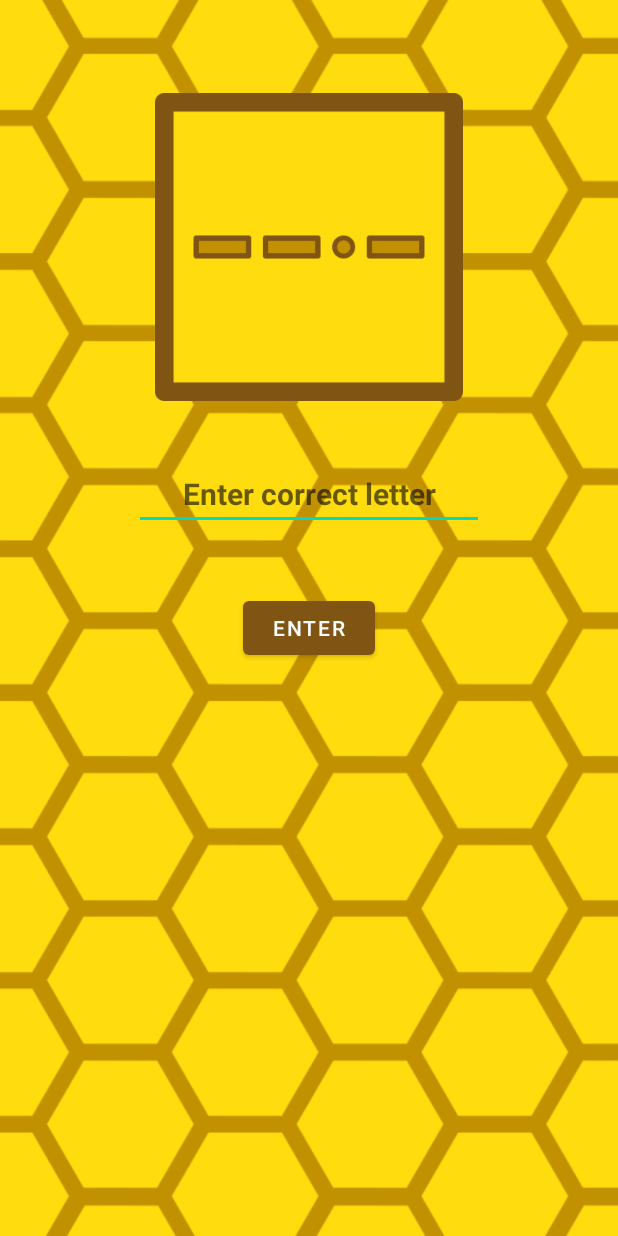
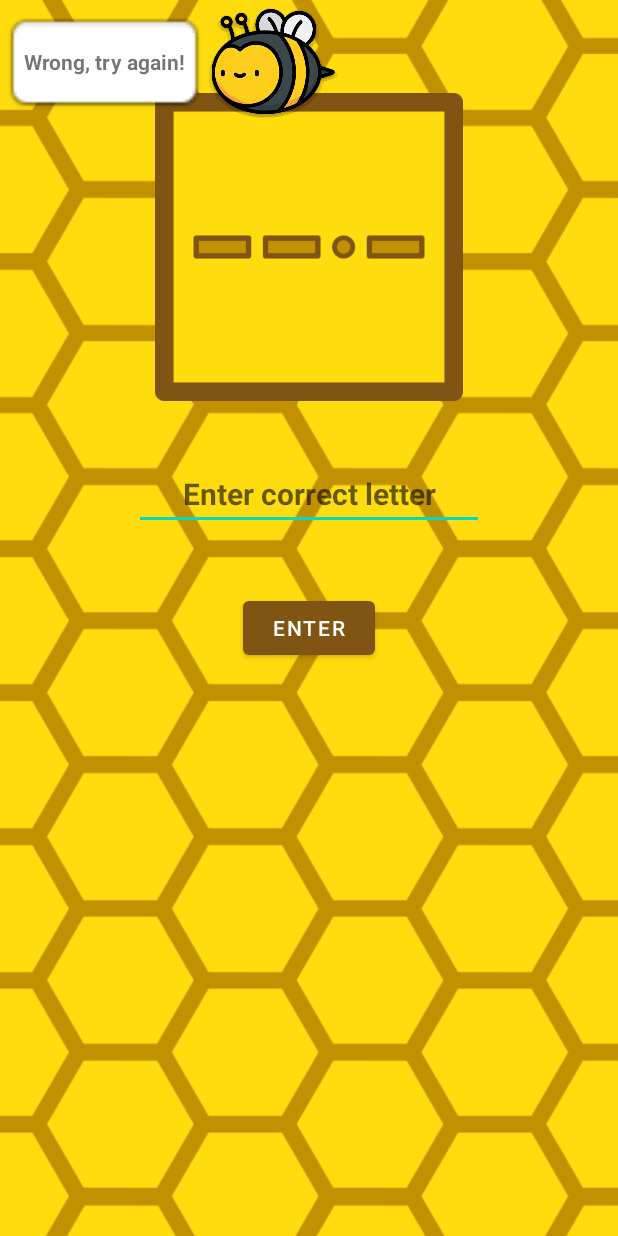
Before and after one commit to AdamBarvesten/MorseCode, an Android app: the MorseToLetterActivity screen opened directly, with no data from a screen before it, after a tap on "ENTER", on a phone screen of 412 x 824 dp. Run offline under Robolectric (Android 15) with nearby library versions, the light colour scheme and no system bars.

Commit message:
bee popup

```diff
--- a/app/src/main/java/com/example/morsecode/MorseToLetterActivity.java
+++ b/app/src/main/java/com/example/morsecode/MorseToLetterActivity.java
@@ -11,13 +11,18 @@ import android.media.MediaPlayer;
 import android.os.Bundle;
 import android.os.Vibrator;
 import android.text.Editable;
+import android.view.Gravity;
+import android.view.View;
+import android.view.ViewGroup;
 import android.widget.Button;
 import android.widget.EditText;
 import android.widget.ImageView;
+import android.widget.PopupWindow;
 import android.widget.TextView;
 import android.widget.Toast;
 
 import java.util.Objects;
+import java.util.Timer;
 
 public class MorseToLetterActivity extends AppCompatActivity {
 
@@ -82,13 +87,42 @@ public class MorseToLetterActivity extends AppCompatActivity {
 
     private void checkAnswer(Editable text) {
         if(randomLetter.equals(text.toString().toLowerCase())){
-            Toast.makeText(getApplicationContext(), "Correct!!", Toast.LENGTH_SHORT).show();
+            // Inflate the popup layout
+
+            View popupView = getLayoutInflater().inflate(R.layout.popup, null);
+
+// Create the PopupWindow
+            PopupWindow popupWindow = new PopupWindow(popupView,
+                    ViewGroup.LayoutParams.WRAP_CONTENT,
+                    ViewGroup.LayoutParams.WRAP_CONTENT);
+            popupWindow.showAtLocation(popupView, Gravity.TOP, 0, 0);
+            popupView.postDelayed(new Runnable(){
+                public void run()
+                {
+                    popupView.setVisibility(View.INVISIBLE);
+                }
+            }, 1500);
+
+
+           /* Toast.makeText(getApplicationContext(), "Correct!!", Toast.LENGTH_SHORT).show();*/
             generateRandomletter();
+
             mediaPlayerPositive.start();
             vibrator.vibrate(500);
             return;
         }
-        Toast.makeText(getApplicationContext(), "Wrong!!", Toast.LENGTH_SHORT).show();
+        View popupView = getLayoutInflater().inflate(R.layout.popup_wrong, null);
+        PopupWindow popupWindow = new PopupWindow(popupView,
+                ViewGroup.LayoutParams.WRAP_CONTENT,
+                ViewGroup.LayoutParams.WRAP_CONTENT);
+        popupWindow.showAtLocation(popupView, Gravity.TOP, 0, 0);
+        popupView.postDelayed(new Runnable(){
+            public void run()
+            {
+                popupView.setVisibility(View.INVISIBLE);
+            }
+        }, 1500);
+
         mediaPlayerNegative.start();
         vibrator.vibrate(100);
     }
--- a/app/src/main/res/layout/activity_morse_to_letter.xml
+++ b/app/src/main/res/layout/activity_morse_to_letter.xml
@@ -11,7 +11,9 @@
         android:layout_width="match_parent"
         android:layout_height="match_parent"
         android:scaleType="centerCrop"
-        android:src="@drawable/background" />
+        android:src="@drawable/background"
+        tools:layout_editor_absoluteX="38dp"
+        tools:layout_editor_absoluteY="60dp" />
 
     <TextView
         android:id="@+id/randomLetter"
@@ -64,5 +66,19 @@
         app:layout_constraintTop_toBottomOf="@+id/mainImage"
         app:layout_constraintVertical_bias="0.25" />
 
+    <View
+        android:id="@+id/toastView"
+        android:layout_width="173dp"
+        android:layout_height="86dp"
+        android:layout_marginStart="116dp"
+        android:layout_marginTop="0dp"
+        android:layout_marginBottom="0dp"
+        app:layout_constraintBottom_toBottomOf="parent"
+        app:layout_constraintEnd_toEndOf="parent"
+        app:layout_constraintHorizontal_bias="0.0"
+        app:layout_constraintStart_toStartOf="@+id/imageView"
+        app:layout_constraintTop_toTopOf="parent"
+        app:layout_constraintVertical_bias="0.06" />
+
 
 </androidx.constraintlayout.widget.ConstraintLayout>
--- /dev/null
+++ b/app/src/main/res/layout/popup_wrong.xml
@@ -0,0 +1,41 @@
+<?xml version="1.0" encoding="utf-8"?>
+<androidx.constraintlayout.widget.ConstraintLayout xmlns:android="http://schemas.android.com/apk/res/android"
+    xmlns:app="http://schemas.android.com/apk/res-auto"
+    xmlns:tools="http://schemas.android.com/tools"
+    android:layout_width="match_parent"
+    android:layout_height="match_parent">
+
+    <TextView
+        android:id="@+id/popup_wrong"
+        android:layout_width="wrap_content"
+        android:layout_height="wrap_content"
+        android:elevation="10dp"
+        android:text="Wrong, try again!"
+        android:textStyle="bold"
+        app:layout_constraintBottom_toBottomOf="parent"
+        app:layout_constraintEnd_toEndOf="@+id/imageView7"
+        app:layout_constraintStart_toStartOf="@+id/imageView7"
+        app:layout_constraintTop_toTopOf="parent" />
+
+    <ImageView
+        android:id="@+id/imageView5"
+        android:layout_width="85dp"
+        android:layout_height="82dp"
+        app:layout_constraintBottom_toBottomOf="parent"
+        app:layout_constraintEnd_toEndOf="parent"
+        app:layout_constraintHorizontal_bias="0.0"
+        app:layout_constraintStart_toEndOf="@+id/imageView7"
+        app:layout_constraintTop_toTopOf="parent"
+        app:layout_constraintVertical_bias="0.491"
+        app:srcCompat="@drawable/bee__1_" />
+
+    <ImageView
+        android:id="@+id/imageView7"
+        android:layout_width="139dp"
+        android:layout_height="73dp"
+        app:layout_constraintBottom_toBottomOf="parent"
+        app:layout_constraintStart_toStartOf="parent"
+        app:layout_constraintTop_toTopOf="parent"
+        app:srcCompat="@android:drawable/editbox_background_normal" />
+
+</androidx.constraintlayout.widget.ConstraintLayout>
```
Also changed, not shown: app/src/main/java/com/example/morsecode/LetterToMorseActivity.java (+29 -2 lines), app/src/main/res/layout/popup.xml (added, +41 -0 lines), app/src/main/res/drawable/bee.png (added), app/src/main/res/drawable/bee__1_.png (added), app/src/main/res/drawable/pngegg.png (added), app/src/main/res/drawable/vecteezy_brown_speech_bubbles_on_transparent_background_chat_box_or_11654902_584.png (added), app/src/main/res/drawable/vecteezy_speech_bubble_png_thought_bubble_png_comic_bubble_21664757_945.png (added).
